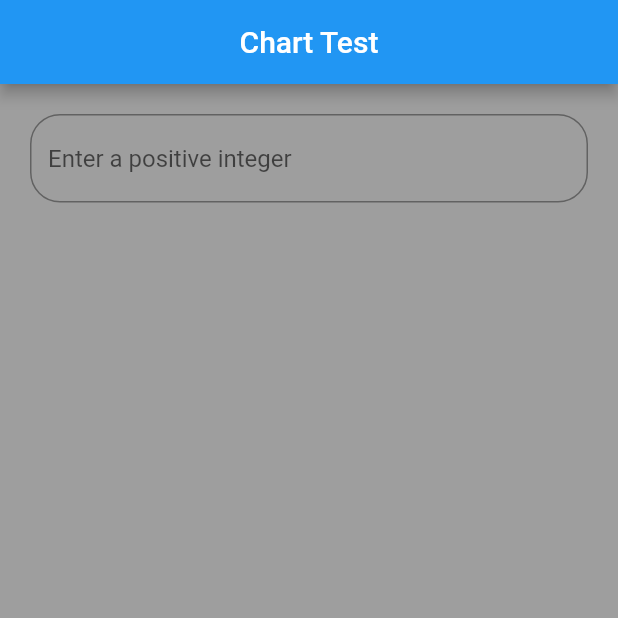
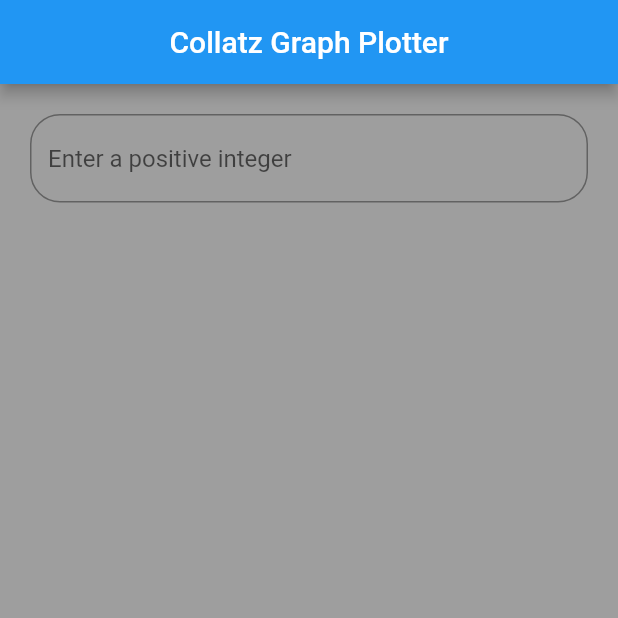
Before and after one commit to Sohmteee/Collatz_Graph_Plotter_Mobile, a Flutter app: the screen it shows after launch, on a phone screen of 412 x 824 dp, the top half of it. Run offline on Flutter 3.47's test engine with Material 2 defaults, Android fonts, the phone set to English and light mode, and no system bars; our stand-ins replace fl_chart.

Commit message:
graph plotter

```diff
--- a/lib/main.dart
+++ b/lib/main.dart
@@ -150,7 +150,7 @@ class _MyHomePageState extends State<MyHomePage> {
       backgroundColor: Colors.grey,
       appBar: AppBar(
         centerTitle: true,
-        title: const Text("Chart Test"),
+        title: const Text("Collatz Graph Plotter"),
       ),
       body: SingleChildScrollView(
         child: Center(
```
Also changed, not shown: 11 other files.
